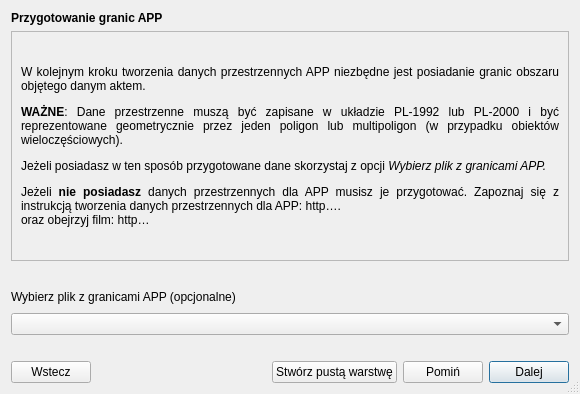
Before: the Qt Designer form modules/app/views/ui/wektor_instrukcja_dialog_base.ui in envirosolutionspl/wtyczka_qgis_app, drawn with Qt 5.
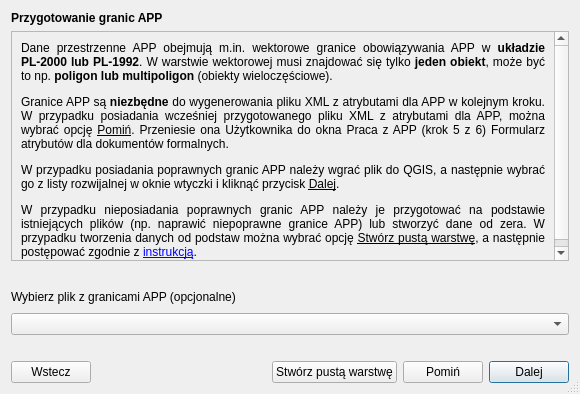
After: the same form once the commit is applied. Custom widgets are drawn as their Qt base class.

Diff of the .ui file:
```diff
--- a/modules/app/views/ui/wektor_instrukcja_dialog_base.ui
+++ b/modules/app/views/ui/wektor_instrukcja_dialog_base.ui
@@ -48,8 +48,8 @@
          <rect>
           <x>0</x>
           <y>0</y>
-          <width>564</width>
-          <height>245</height>
+          <width>558</width>
+          <height>212</height>
          </rect>
         </property>
         <layout class="QGridLayout" name="gridLayout">
@@ -61,7 +61,7 @@
             </font>
            </property>
            <property name="text">
-            <string>&lt;html&gt;&lt;head/&gt;&lt;body&gt;&lt;p&gt;W kolejnym kroku tworzenia danych przestrzennych APP niezbędne jest posiadanie granic obszaru objętego danym aktem. &lt;/p&gt;&lt;p&gt;&lt;span style=&quot; font-weight:600;&quot;&gt;WAŻNE&lt;/span&gt;: Dane przestrzenne muszą być zapisane w układzie PL-1992 lub PL-2000 i być reprezentowane geometrycznie przez jeden poligon lub multipoligon (w przypadku obiektów wieloczęściowych). &lt;/p&gt;&lt;p&gt;Jeżeli posiadasz w ten sposób przygotowane dane skorzystaj z opcji &lt;span style=&quot; font-style:italic;&quot;&gt;Wybierz plik z granicami APP.&lt;/span&gt;&lt;/p&gt;&lt;p&gt;Jeżeli &lt;span style=&quot; font-weight:600;&quot;&gt;nie posiadasz&lt;/span&gt; danych przestrzennych dla APP musisz je przygotować. Zapoznaj się z instrukcją tworzenia danych przestrzennych dla APP: http…. &lt;br/&gt;oraz obejrzyj film: http… &lt;/p&gt;&lt;/body&gt;&lt;/html&gt;</string>
+            <string>&lt;html&gt;&lt;head/&gt;&lt;body&gt;&lt;p&gt;Dane przestrzenne APP obejmują m.in. wektorowe granice obowiązywania APP w &lt;span style=&quot; font-weight:600;&quot;&gt;układzie PL-2000 lub PL-1992&lt;/span&gt;. W warstwie wektorowej musi znajdować się tylko &lt;span style=&quot; font-weight:600;&quot;&gt;jeden obiekt&lt;/span&gt;, może być to np. &lt;span style=&quot; font-weight:600;&quot;&gt;poligon lub multipoligon&lt;/span&gt; (obiekty wieloczęściowe).&lt;/p&gt;&lt;p&gt;Granice APP są&lt;span style=&quot; font-weight:600;&quot;&gt; niezbędne&lt;/span&gt; do wygenerowania pliku XML z atrybutami dla APP w kolejnym kroku. W przypadku posiadania wcześniej przygotowanego pliku XML z atrybutami dla APP, można wybrać opcję &lt;span style=&quot; text-decoration: underline;&quot;&gt;Pomiń&lt;/span&gt;. Przeniesie ona Użytkownika do okna Praca z APP (krok 5 z 6) Formularz atrybutów dla dokumentów formalnych. &lt;/p&gt;&lt;p&gt;W przypadku posiadania poprawnych granic APP należy wgrać plik do QGIS, a następnie wybrać go z listy rozwijalnej w oknie wtyczki i kliknąć przycisk &lt;span style=&quot; text-decoration: underline;&quot;&gt;Dalej&lt;/span&gt;. &lt;/p&gt;&lt;p&gt;W przypadku nieposiadania poprawnych granic APP należy je przygotować na podstawie istniejących plików (np. naprawić niepoprawne granice APP) lub stworzyć dane od zera. W przypadku tworzenia danych od podstaw można wybrać opcję &lt;span style=&quot; text-decoration: underline;&quot;&gt;Stwórz pustą warstwę&lt;/span&gt;, a następnie postępować zgodnie z &lt;a href=&quot;https://www.envirosolutions.pl/&quot;&gt;&lt;span style=&quot; text-decoration: underline; color:#0000ff;&quot;&gt;instrukcją&lt;/span&gt;&lt;/a&gt;. &lt;/p&gt;&lt;/body&gt;&lt;/html&gt;</string>
            </property>
            <property name="alignment">
             <set>Qt::AlignJustify|Qt::AlignVCenter</set>
```
